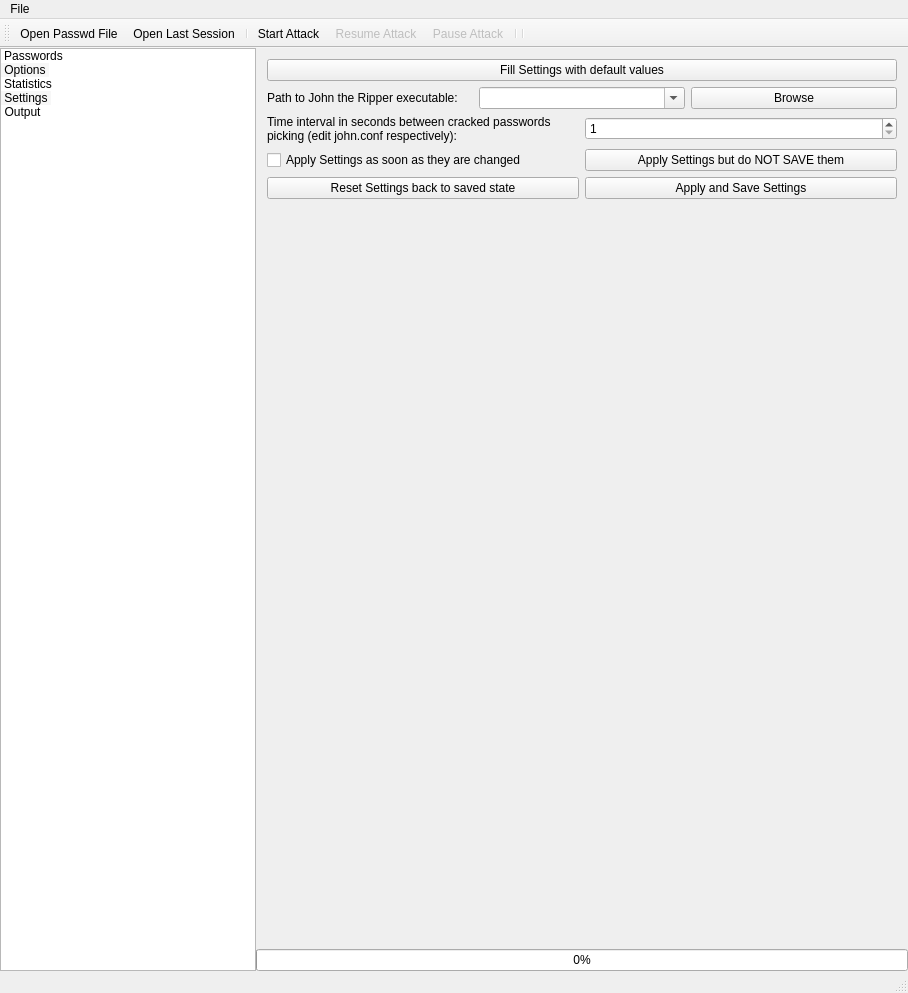
This is mainwindow.ui in openwall/johnny as Qt 5 draws it before an edit. The edited form follows.
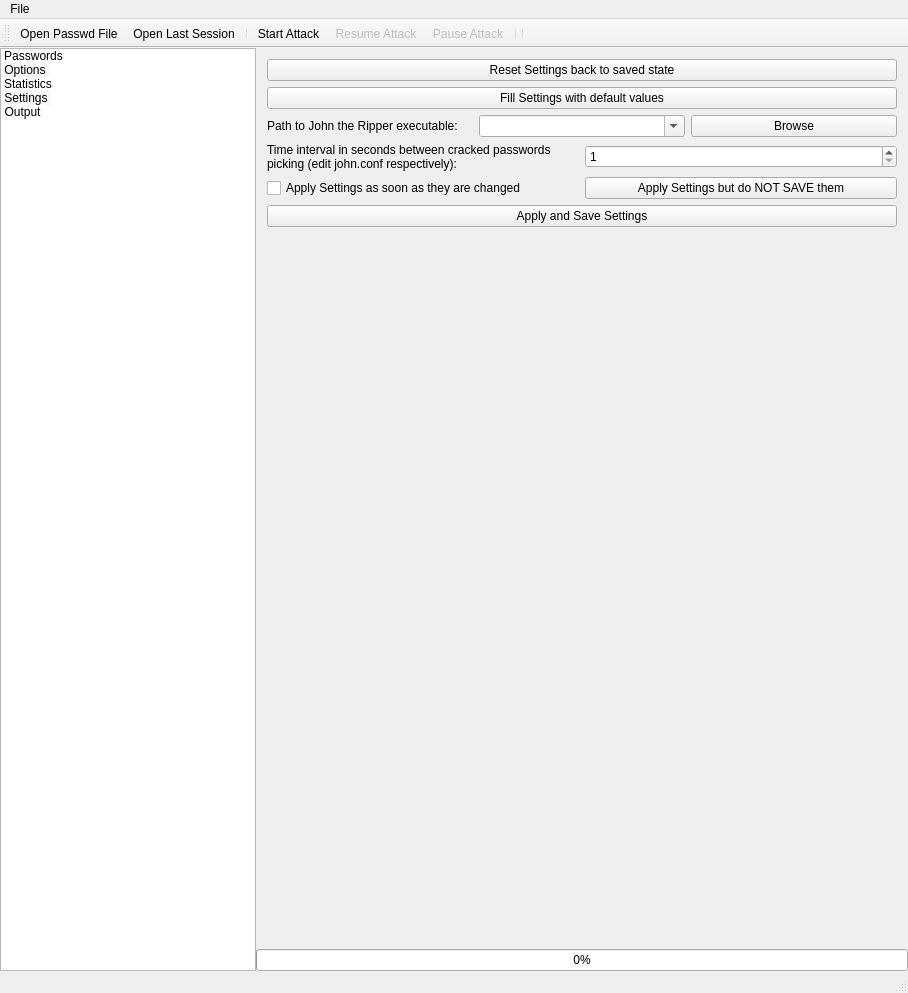
This is the edited form. The open tabs and pages were chosen to show the change. Icons and pictures are not drawn.

Commit message: better layout of buttons on settings page

```diff
--- a/mainwindow.ui
+++ b/mainwindow.ui
@@ -1053,6 +1053,13 @@
 <!--         <widget class="QWidget" name="benchmarkPage"/>-->
          <widget class="QWidget" name="settingsPage">
           <layout class="QVBoxLayout" name="verticalLayout_10">
+           <item>
+            <widget class="QPushButton" name="pushButton_ResetSettings">
+             <property name="text">
+              <string>Reset Settings back to saved state</string>
+             </property>
+            </widget>
+           </item>
            <item>
             <widget class="QPushButton" name="pushButton_FillSettingsWithDefaults">
              <property name="text">
@@ -1128,22 +1135,11 @@
             </layout>
            </item>
            <item>
-            <layout class="QHBoxLayout" name="horizontalLayout_15">
-             <item>
-              <widget class="QPushButton" name="pushButton_ResetSettings">
-               <property name="text">
-                <string>Reset Settings back to saved state</string>
-               </property>
-              </widget>
-             </item>
-             <item>
               <widget class="QPushButton" name="pushButton_ApplySaveSettings">
                <property name="text">
                 <string>Apply and Save Settings</string>
                </property>
               </widget>
-             </item>
-            </layout>
            </item>
            <item>
             <spacer name="verticalSpacer_2">
```
Lines whose indentation alone changed are shown as unchanged.
